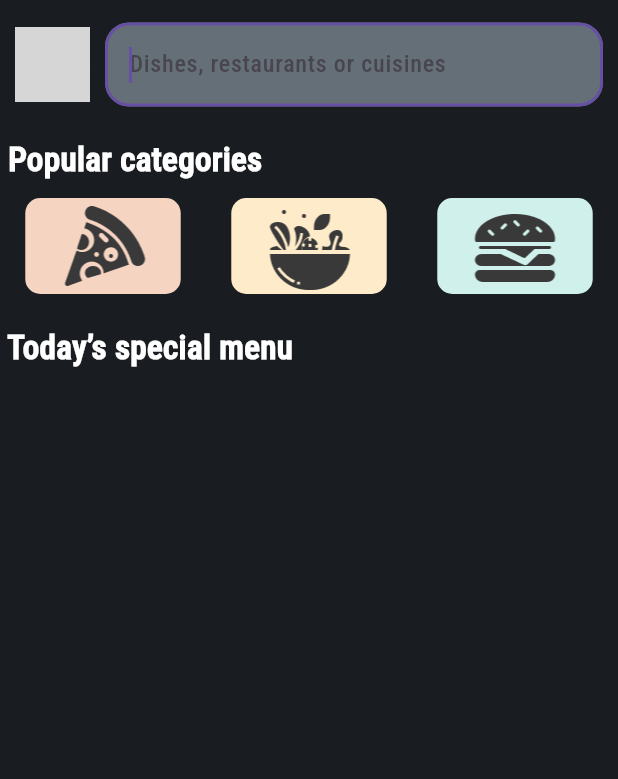
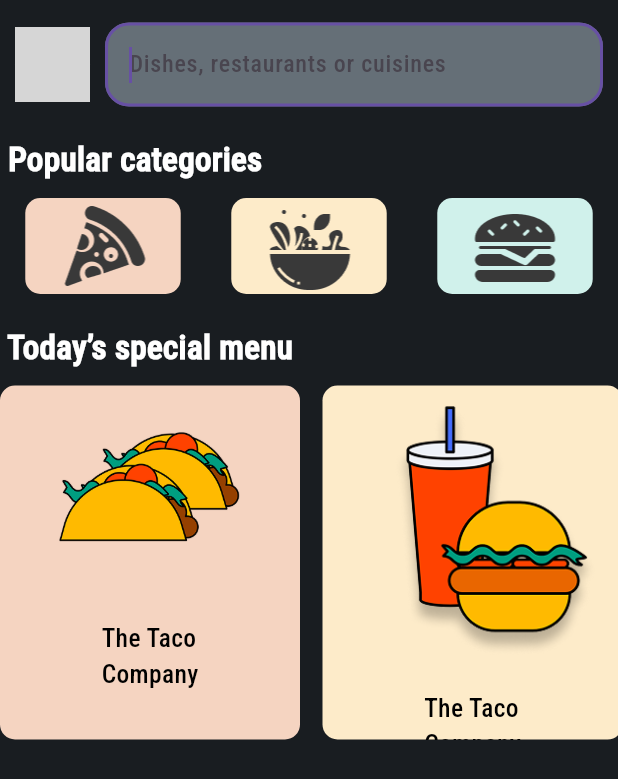
Before and after one commit to MdSohidUllahChowdhury/Food-Khan, a Flutter app: the screen it shows after launch, on a phone screen of 412 x 824 dp. Shown: the top 779 px of the screen. Run offline on Flutter 3.47's test engine with Material 3 defaults, Android fonts, the phone set to English and light mode, and no system bars; network calls fail; grey boxes are pictures that could not be loaded.

Commit message:
Food Khan Updated

```diff
--- a/analysis_options.yaml
+++ b/analysis_options.yaml
@@ -7,6 +7,9 @@
 
 # The following line activates a set of recommended lints for Flutter apps,
 # packages, and plugins designed to encourage good coding practices.
+analyzer:
+  errors:
+    non_constant_identifier_names: ignore
 include: package:flutter_lints/flutter.yaml
 
 linter:
--- a/lib/screen/home.dart
+++ b/lib/screen/home.dart
@@ -1,4 +1,5 @@
 import 'package:application_backend/widget/home/card_chips.dart';
+import 'package:application_backend/widget/home/card_menu.dart';
 import 'package:flutter/material.dart';
 
 class Home extends StatelessWidget {
@@ -60,6 +61,17 @@ class Home extends StatelessWidget {
               color: Colors.white,
               fontWeight: FontWeight.bold
             ),),
+
+            SingleChildScrollView(
+              scrollDirection: Axis.horizontal,
+              child: Row(mainAxisAlignment: MainAxisAlignment.spaceAround,
+                children: [
+                  cardMenu(Color(0xffF5D4C1),Image.asset('lib/asset/image/taco.png')),
+                  cardMenu(Color(0xffFDEBC9),Image.asset('lib/asset/image/bbguer.png')),
+                  cardMenu(Color(0xffD0F1EB),Image.asset('lib/asset/image/burger.png')),
+                ],
+              ),
+            ),
           ],
         ),
       ),
--- /dev/null
+++ b/lib/widget/home/card_menu.dart
@@ -0,0 +1,27 @@
+import 'package:flutter/material.dart';
+
+Widget cardMenu(Color BgColor,Image BGImage){
+  return Container(
+    margin: EdgeInsets.only(top: 10,right: 15),
+    height: 236,
+    width: 200,
+    decoration: BoxDecoration(
+      color: BgColor,
+      borderRadius: BorderRadius.circular(10),
+    ),
+    child: Column(
+      children: [
+        BGImage,
+        SizedBox(height: 20),
+        Text(
+          "The Taco\nCompany",textAlign: TextAlign.left,
+          style: TextStyle(
+            fontSize:17,
+            color: Colors.black,
+            fontWeight: FontWeight.w400,
+          ),
+        )
+      ],
+    )
+  );
+}
```
Also changed, not shown: lib/asset/image/bbguer.png (added), lib/asset/image/taco.png (added).
